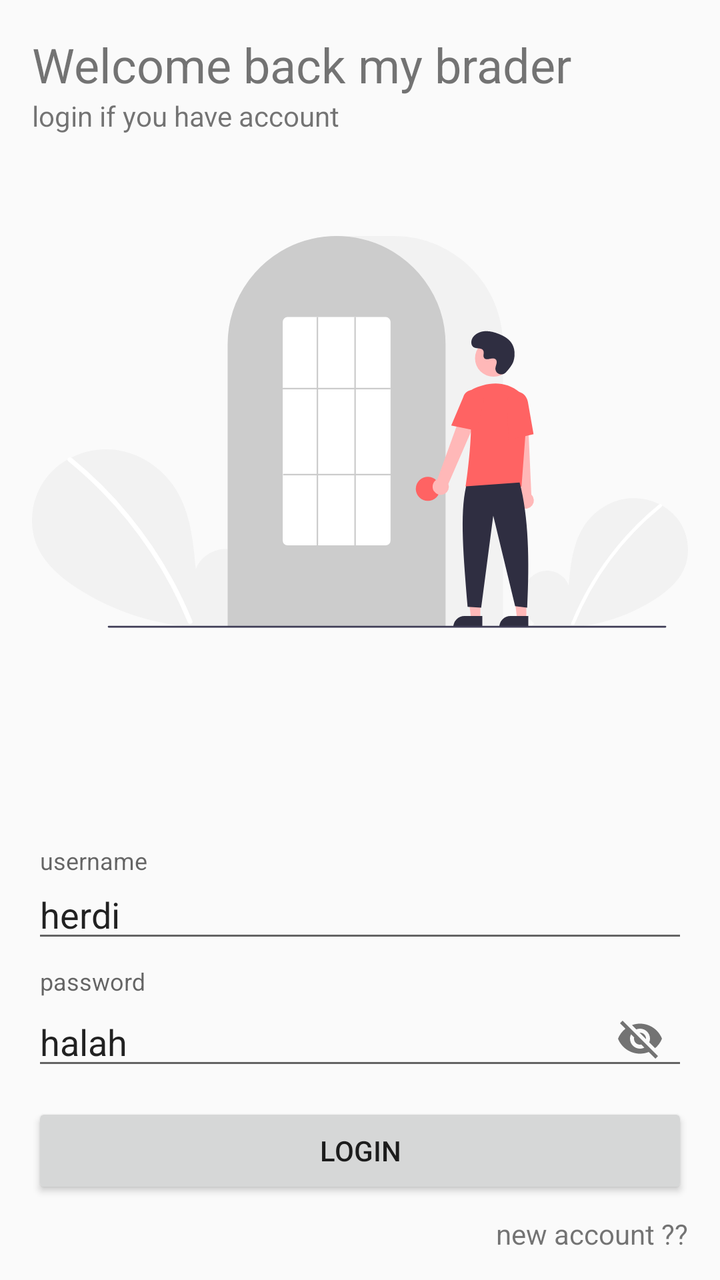
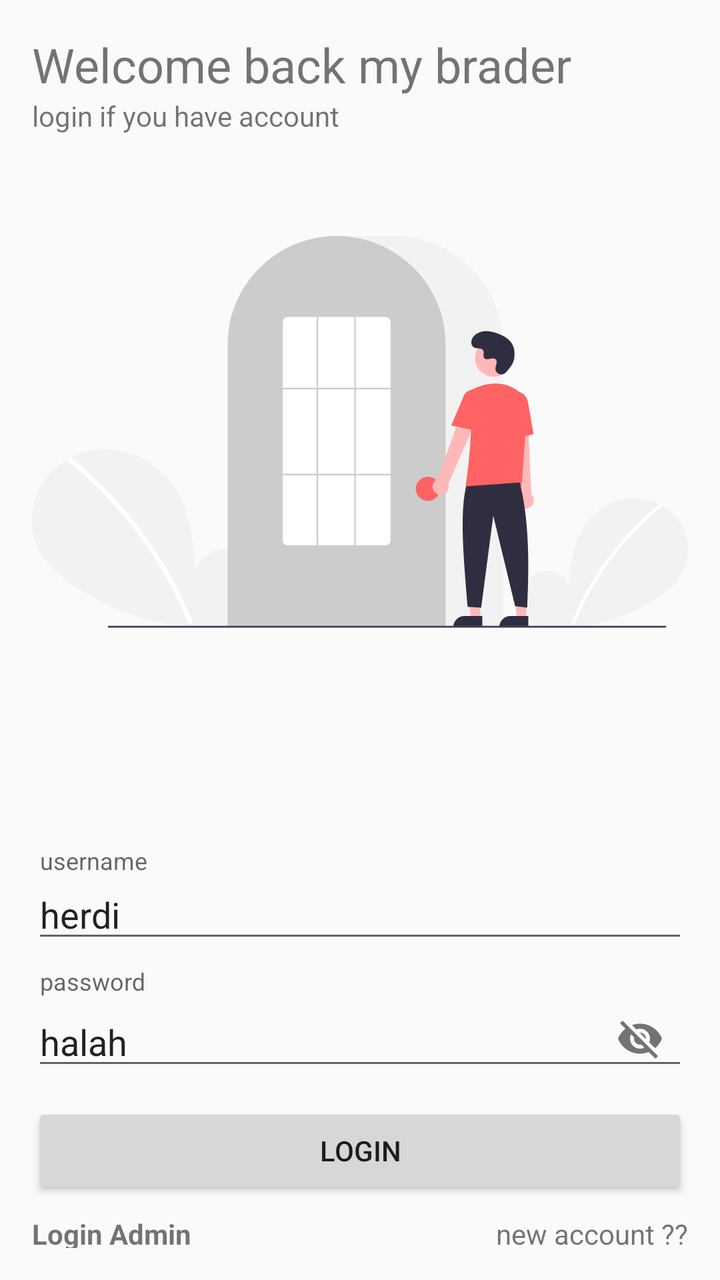

An Android layout rendered at two revisions. The XML below is the earlier revision; the diff shows what the commit changed to produce the second picture.
<!-- AndroidManifest.xml: application theme Theme.Perpustakaan -->
<!-- res/layout/activity_main.xml -->
<?xml version="1.0" encoding="utf-8"?>
<androidx.constraintlayout.widget.ConstraintLayout xmlns:android="http://schemas.android.com/apk/res/android"
    xmlns:app="http://schemas.android.com/apk/res-auto"
    xmlns:tools="http://schemas.android.com/tools"
    android:id="@+id/clMain"
    android:layout_width="match_parent"
    android:layout_height="match_parent"
    android:padding="16dp"
    tools:context=".View.MainActivity">

    <com.google.android.material.textfield.TextInputLayout
        android:id="@+id/textInputLayout2"
        android:layout_width="match_parent"
        android:layout_height="wrap_content"
        android:layout_marginTop="8dp"
        android:hint="password"
        app:passwordToggleEnabled="true"
        app:layout_constraintEnd_toEndOf="parent"
        app:layout_constraintStart_toStartOf="parent"
        app:layout_constraintTop_toBottomOf="@+id/textInputLayout">

        <com.google.android.material.textfield.TextInputEditText
            android:id="@+id/editTextPass"
            android:layout_width="match_parent"
            android:layout_height="wrap_content"
            android:text="halah" />
    </com.google.android.material.textfield.TextInputLayout>

    <ImageView
        android:id="@+id/imageView"
        android:layout_width="match_parent"
        android:layout_height="400dp"
        app:layout_constraintEnd_toEndOf="parent"
        app:layout_constraintStart_toStartOf="parent"
        app:layout_constraintTop_toTopOf="parent"
        app:srcCompat="@drawable/login" />

    <TextView
        android:id="@+id/textViewWelcome"
        android:layout_width="wrap_content"
        android:layout_height="wrap_content"
        android:layout_margin="0dp"
        android:text="Welcome back my brader"
        android:textSize="24sp"
        app:layout_constraintStart_toStartOf="parent"
        app:layout_constraintTop_toTopOf="parent" />

    <TextView
        android:id="@+id/textViewWelcome2"
        android:layout_width="wrap_content"
        android:layout_height="wrap_content"
        android:layout_margin="0dp"
        android:layout_marginTop="8dp"
        android:text="login if you have account"
        android:textSize="14sp"
        app:layout_constraintStart_toStartOf="@+id/textViewWelcome"
        app:layout_constraintTop_toBottomOf="@+id/textViewWelcome" />

    <com.google.android.material.textfield.TextInputLayout
        android:id="@+id/textInputLayout"
        android:layout_width="match_parent"
        android:layout_height="wrap_content"
        android:layout_marginTop="8dp"
        android:hint="username"
        app:layout_constraintEnd_toEndOf="parent"
        app:layout_constraintStart_toStartOf="parent"
        app:layout_constraintTop_toBottomOf="@+id/imageView">

        <com.google.android.material.textfield.TextInputEditText
            android:id="@+id/editTextUsername"
            android:layout_width="match_parent"
            android:layout_height="wrap_content"
            android:text="herdi" />
    </com.google.android.material.textfield.TextInputLayout>

    <Button
        android:id="@+id/buttonSave"
        android:layout_width="match_parent"
        android:layout_height="wrap_content"
        android:layout_marginTop="8dp"
        android:text="Login"
        app:layout_constraintEnd_toEndOf="@+id/textInputLayout2"
        app:layout_constraintStart_toStartOf="@+id/textInputLayout2"
        app:layout_constraintTop_toBottomOf="@+id/textInputLayout2" />

    <TextView
        android:id="@+id/textViewRegister"
        android:layout_width="wrap_content"
        android:layout_height="wrap_content"
        android:layout_marginTop="8dp"
        android:text="new account ??"
        app:layout_constraintEnd_toEndOf="@+id/buttonSave"
        app:layout_constraintTop_toBottomOf="@+id/buttonSave" />

</androidx.constraintlayout.widget.ConstraintLayout>
<!-- resources referenced by this layout -->
<resources>
  <!-- drawable login: vector/xml drawable (drawable, 5564 chars, omitted) -->
  <style name="Theme.Perpustakaan" parent="Base.Theme.Perpustakaan" />
  <style name="Base.Theme.Perpustakaan" parent="Theme.AppCompat.Light.DarkActionBar">
          
          
      </style>
</resources>

<!-- the commit's change to res/layout/activity_main.xml (unified diff, before → after) -->
@@ -92,4 +92,14 @@
         app:layout_constraintEnd_toEndOf="@+id/buttonSave"
         app:layout_constraintTop_toBottomOf="@+id/buttonSave" />
 
+    <TextView
+        android:id="@+id/textViewAdmin"
+        android:layout_width="wrap_content"
+        android:layout_height="wrap_content"
+        android:layout_marginTop="8dp"
+        android:text="Login Admin"
+        android:textStyle="bold"
+        app:layout_constraintStart_toStartOf="@+id/buttonSave"
+        app:layout_constraintTop_toBottomOf="@+id/buttonSave" />
+
 </androidx.constraintlayout.widget.ConstraintLayout>
